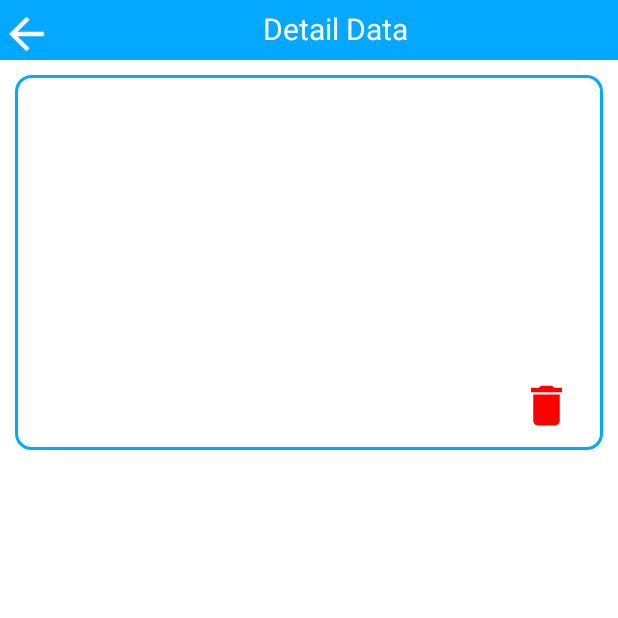
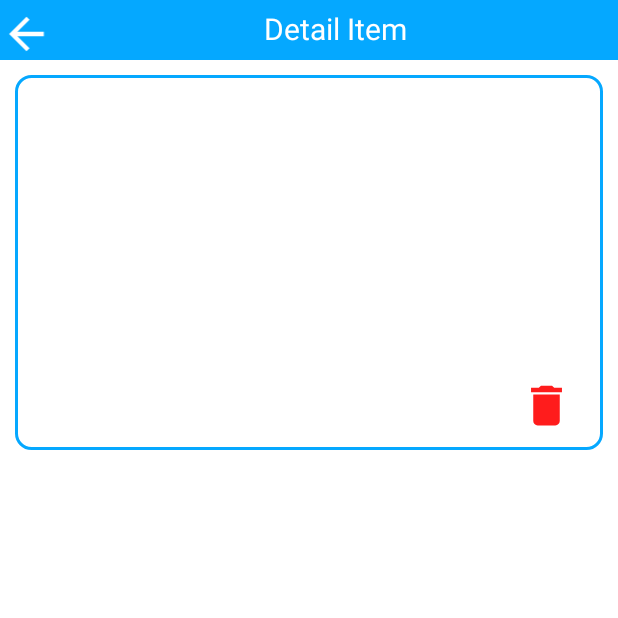
Before and after one commit to Faizalilham/FinalProjectBatch2, an Android app: the ActivityDetailBarang screen opened directly, with no data from a screen before it, on a phone screen of 412 x 824 dp, the top half of it. Run offline under Robolectric (Android 15) with nearby library versions, the phone set to English and light mode, and no system bars; 1 statement that could not run was skipped.

Commit message:
little Update

```diff
--- a/app/src/main/java/com/example/finalprojectbatch2/API/APIEndPoint.kt
+++ b/app/src/main/java/com/example/finalprojectbatch2/API/APIEndPoint.kt
@@ -47,7 +47,7 @@ interface APIEndPoint {
 data class ListRespon<T>(
         var msg : String,
         var status : Int,
-        var data : List<T>
+        var data : MutableList<Barang>
 )
 data class SingleRespon<T>(
         var msg : String,
--- a/app/src/main/java/com/example/finalprojectbatch2/API/APIService.kt
+++ b/app/src/main/java/com/example/finalprojectbatch2/API/APIService.kt
@@ -1,6 +1,7 @@
 package com.example.finalprojectbatch2.API
 
 import android.content.Context
+import com.google.gson.GsonBuilder
 import okhttp3.OkHttpClient
 import retrofit2.Retrofit
 import retrofit2.converter.gson.GsonConverterFactory
--- a/app/src/main/java/com/example/finalprojectbatch2/MainActivity.kt
+++ b/app/src/main/java/com/example/finalprojectbatch2/MainActivity.kt
@@ -11,7 +11,7 @@ import com.example.finalprojectbatch2.Adapter.TabNavAdapter
 import com.example.finalprojectbatch2.databinding.ActivityMainBinding
 
 class MainActivity : AppCompatActivity() {
-    private lateinit var binding: ActivityMainBinding
+    private lateinit var binding : ActivityMainBinding
     override fun onCreate(savedInstanceState: Bundle?) {
         super.onCreate(savedInstanceState)
         binding = ActivityMainBinding.inflate(layoutInflater)
@@ -33,6 +33,7 @@ class MainActivity : AppCompatActivity() {
     private fun alert(){
         val alert = AlertDialog.Builder(this)
         alert.setTitle("Warning!")
+        alert.setIcon(R.drawable.warning)
         alert.setMessage("Do you want to exit ?")
         alert.setPositiveButton("Yes",{ dialogInterface: DialogInterface, i: Int -> finish()})
         alert.setNegativeButton("No",{ dialogInterface: DialogInterface, i: Int -> })
--- a/app/src/main/java/com/example/finalprojectbatch2/MainActivityPerson.kt
+++ b/app/src/main/java/com/example/finalprojectbatch2/MainActivityPerson.kt
@@ -46,6 +46,7 @@ class MainActivityPerson : AppCompatActivity() {
     private fun alert(){
         val alert = AlertDialog.Builder(this)
         alert.setTitle("Warning!")
+        alert.setIcon(R.drawable.warning)
         alert.setMessage("Do you want to exit ?")
         alert.setPositiveButton("Yes",{ dialogInterface: DialogInterface, i: Int ->
             startActivity(Intent(this,MainActivity::class.java).also {
--- /dev/null
+++ b/app/src/main/res/drawable/warning.xml
@@ -0,0 +1,10 @@
+<vector xmlns:android="http://schemas.android.com/apk/res/android"
+    android:width="24dp"
+    android:height="24dp"
+    android:viewportWidth="24"
+    android:viewportHeight="24"
+    android:tint="@color/red">
+  <path
+      android:fillColor="@android:color/white"
+      android:pathData="M1,21h22L12,2 1,21zM13,18h-2v-2h2v2zM13,14h-2v-4h2v4z"/>
+</vector>
--- a/app/src/main/res/layout/activity_detail_barang.xml
+++ b/app/src/main/res/layout/activity_detail_barang.xml
@@ -26,7 +26,7 @@
         <TextView
             android:layout_width="match_parent"
             android:layout_height="wrap_content"
-            android:text="Detail Data"
+            android:text="Detail Item"
             android:layout_marginTop="5dp"
             android:textAlignment="center"
             android:textColor="@color/white"
--- a/app/src/main/res/layout/activity_main_add.xml
+++ b/app/src/main/res/layout/activity_main_add.xml
@@ -20,7 +20,7 @@
                 android:layout_width="match_parent"
                 android:layout_height="40dp"
                 android:background="@color/lightblue"
-                android:text="Add and Update Data"
+                android:text="Add and Update Item"
                 android:textAlignment="center"
                 android:textColor="@color/white"
                 android:textSize="25sp" />
--- a/app/src/main/res/values/colors.xml
+++ b/app/src/main/res/values/colors.xml
@@ -8,7 +8,8 @@
     <color name="black">#FF000000</color>
     <color name="white">#FFFFFFFF</color>
     <color name="silver">#FBFBFB</color>
-    <color name="red">#FF0000</color>
+    <color name="red">#FF1C1C</color>
     <color name="lightblue">#05A8FF</color>
     <color name="lightblue2">#0061AE</color>
+    <color name="abuabu">#7A7A7A</color>
 </resources>
```
Also changed, not shown: app/src/main/java/com/example/finalprojectbatch2/ActivityDetailBarang.kt (+7 -1 lines), app/src/main/java/com/example/finalprojectbatch2/Adapter/MainAdapter.kt (+40 -1 lines), app/src/main/java/com/example/finalprojectbatch2/MainActivity2.kt (+58 -4 lines), app/src/main/java/com/example/finalprojectbatch2/model/Model.kt (+6 -4 lines), app/src/main/res/drawable/background_searchview.xml (added, +7 -0 lines), app/src/main/res/layout/activity_main2.xml (+16 -1 lines).
